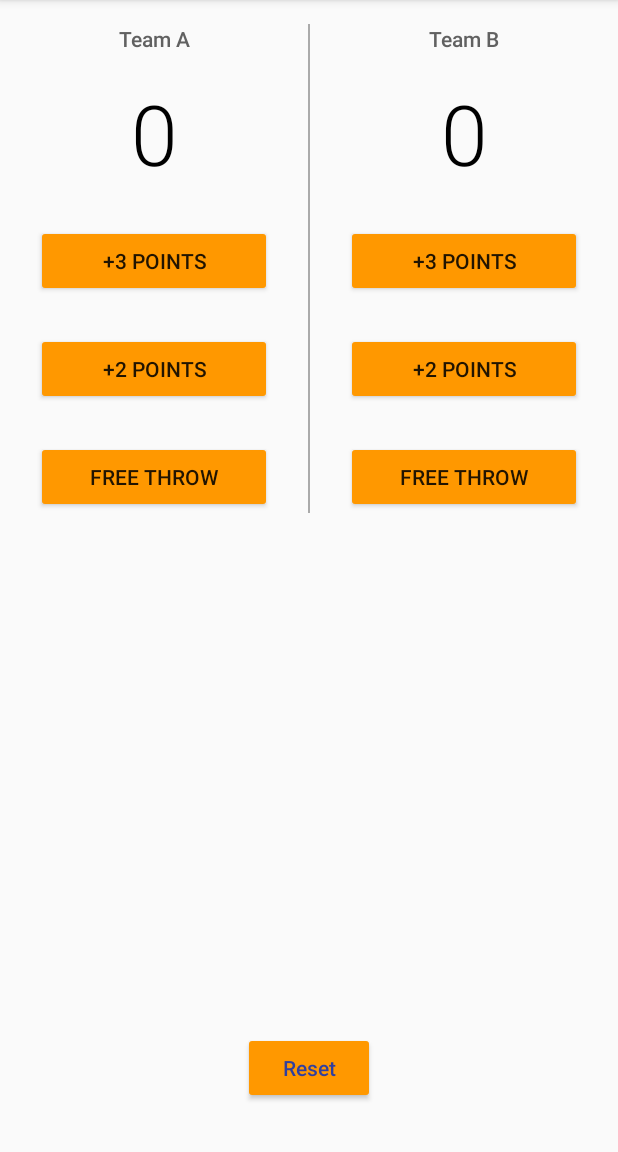
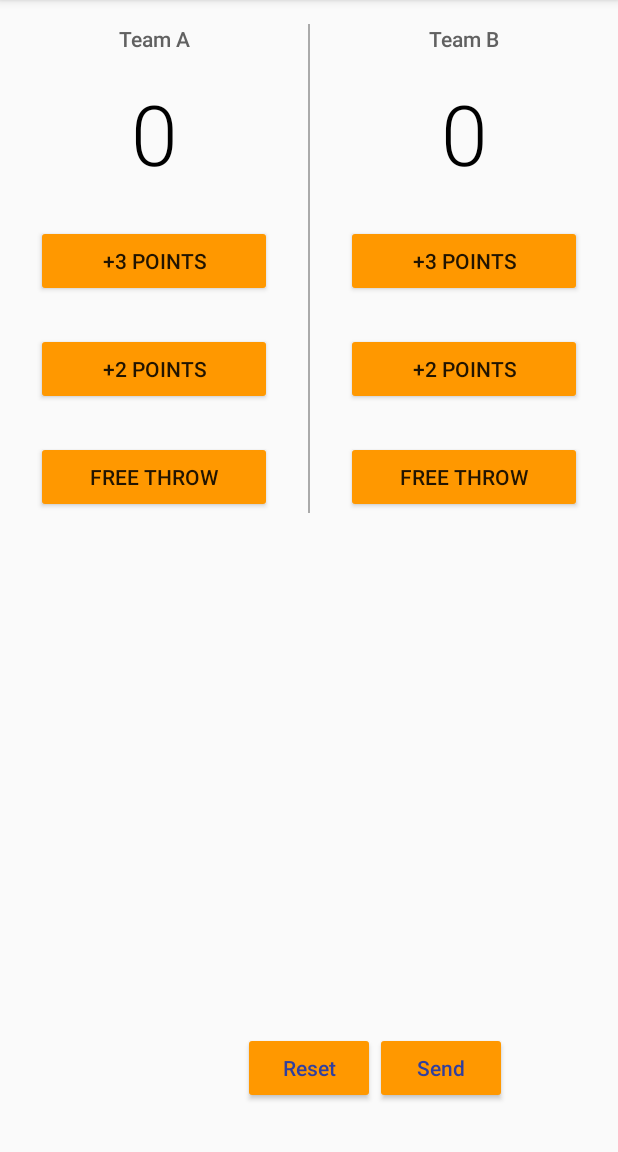
Before and after one commit to codewithvikas/Exploring-Android, an Android app: the screen it shows after launch (MainActivity), on a phone screen of 412 x 824 dp, the part 84-1236 px from its top. Run offline under Robolectric (Android 15) with nearby library versions, the phone set to English and light mode, and no system bars.

Commit message:
added send feature

```diff
--- a/app/src/main/java/com/example/android/courtcounter/MainActivity.java
+++ b/app/src/main/java/com/example/android/courtcounter/MainActivity.java
@@ -3,6 +3,7 @@ package com.example.android.courtcounter;
 import android.arch.lifecycle.ViewModel;
 import android.arch.lifecycle.ViewModelProvider;
 import android.arch.lifecycle.ViewModelProviders;
+import android.content.Intent;
 import android.support.v7.app.AppCompatActivity;
 import android.os.Bundle;
 import android.view.GestureDetector;
@@ -77,4 +78,13 @@ public class MainActivity extends AppCompatActivity {
         displayScoreTeamB(viewModel.getScoreTeamB());
     }
 
+    public void sendScore(View view) {
+        Intent intent = new Intent(Intent.ACTION_SENDTO);
+        intent.setType("*/*");
+        intent.putExtra(Intent.EXTRA_EMAIL, "addresses");
+        intent.putExtra(Intent.EXTRA_SUBJECT, "subject");
+        if (intent.resolveActivity(getPackageManager()) != null) {
+            startActivity(intent);
+        }
+    }
 }
--- a/app/src/main/res/layout/activity_main.xml
+++ b/app/src/main/res/layout/activity_main.xml
@@ -128,9 +128,21 @@
         android:layout_height="wrap_content"
         android:text="Reset"
         android:layout_alignParentBottom="true"
-        android:layout_centerInParent="true"
+        android:layout_centerHorizontal="true"
         android:layout_marginBottom="32dp"
         android:onClick="resetScore"
-        style="@style/resetStyle"/>
+        style="@style/buttonStyle1"/>
+
+    <Button
+        android:id="@+id/send_button"
+        style="@style/buttonStyle1"
+        android:layout_width="wrap_content"
+        android:layout_height="wrap_content"
+        android:layout_alignBottom="@id/reset_button"
+        android:layout_toEndOf="@id/reset_button"
+        android:onClick="sendScore"
+        android:layout_centerHorizontal="true"
+        android:text="Send"
+        android:layout_toRightOf="@id/reset_button" />
 
 </RelativeLayout>
--- a/app/src/main/res/values/styles.xml
+++ b/app/src/main/res/values/styles.xml
@@ -12,7 +12,7 @@
         <item name="colorAccent">@color/colorAccent</item>
     </style>
 
-    <style name="resetStyle">
+    <style name="buttonStyle1">
         <item name="android:textAllCaps">false</item>
         <item name="android:textColor">@color/colorPrimaryDark</item>
         <item name="android:colorBackground">@color/colorAccent</item>
```
